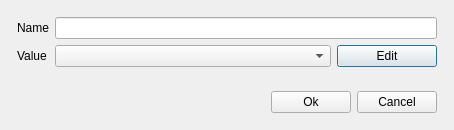
Before: the Qt Designer form Code/PluginCustomizer/EditorEnumValue.ui in DISOGitHub/FastCAE, drawn with Qt 5.
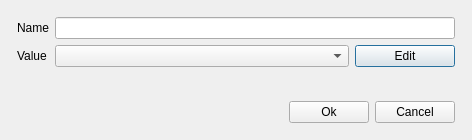
After: the same form once the commit is applied.

```diff
--- a/Code/PluginCustomizer/EditorEnumValue.ui
+++ b/Code/PluginCustomizer/EditorEnumValue.ui
@@ -6,8 +6,8 @@
    <rect>
     <x>0</x>
     <y>0</y>
-    <width>454</width>
-    <height>130</height>
+    <width>472</width>
+    <height>140</height>
    </rect>
   </property>
   <property name="windowTitle">
@@ -167,7 +167,7 @@
        <property name="maximumSize">
         <size>
          <width>16777215</width>
-         <height>30</height>
+         <height>16777215</height>
         </size>
        </property>
        <property name="text">
@@ -186,7 +186,7 @@
        <property name="maximumSize">
         <size>
          <width>16777215</width>
-         <height>30</height>
+         <height>16777215</height>
         </size>
        </property>
        <property name="text">
```
